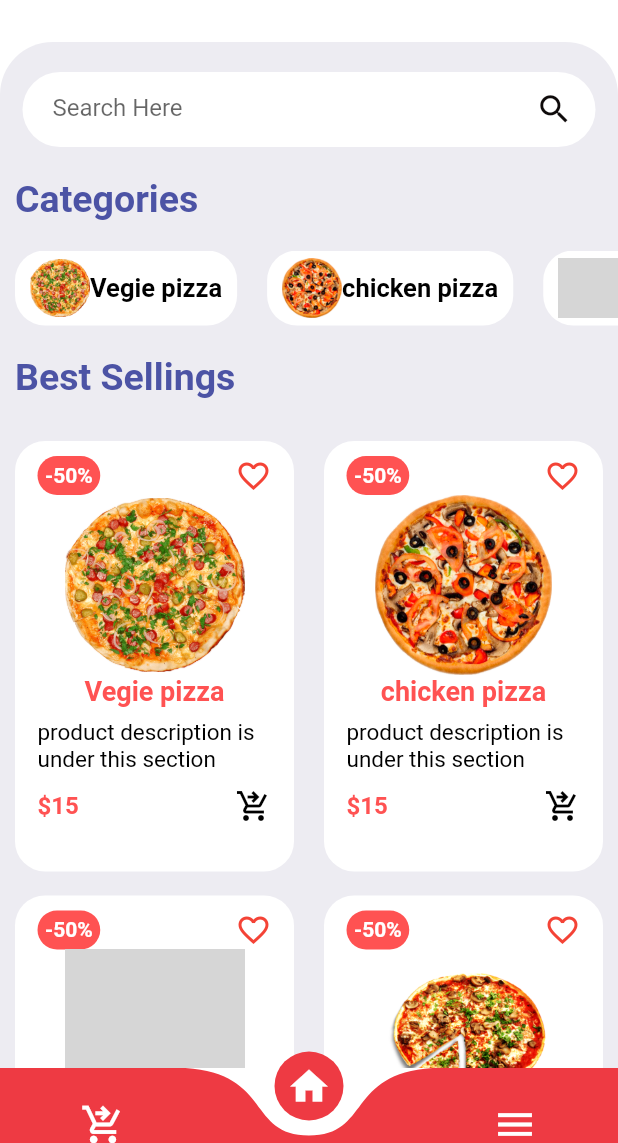
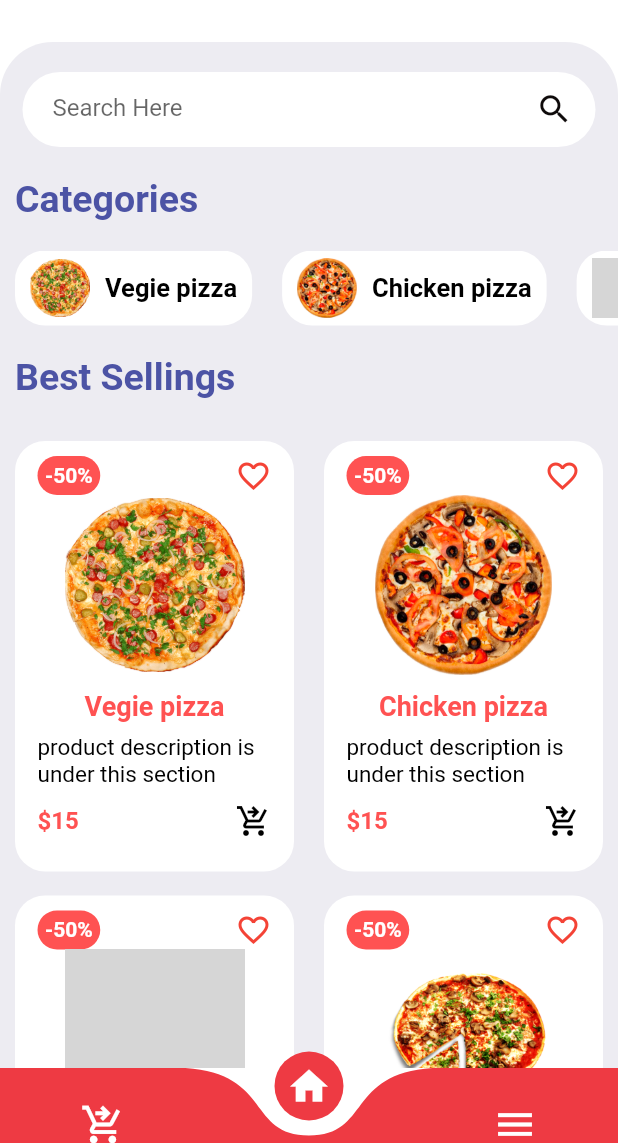
Before and after one commit to LakshanMaduranga/PizzaShoppingApp, a Flutter app: the screen it shows after launch, on a phone screen of 412 x 824 dp, the part 93-1236 px from its top. Run offline on Flutter 3.47's test engine with Material 2 defaults, Android fonts, the phone set to English and light mode, and no system bars; drawn by our look-alikes of curved_navigation_bar; our stand-ins replace flutter_rating_bar; missing offline and left inert: clippy_flutter; grey boxes are pictures that could not be loaded.

Commit message:
text field update

```diff
--- a/lib/widgets/CategoriesWidget.dart
+++ b/lib/widgets/CategoriesWidget.dart
@@ -5,8 +5,8 @@
   Widget build(BuildContext context) {
     List list = [
       "Vegie pizza",
-      "chicken pizza",
-      "cheese pizza",
+      "Chicken pizza",
+      "Cheese pizza",
       "Beef Pizza",
       "Beef Burger",
       "Sausage Burger",
@@ -38,8 +38,11 @@
                 width: 40,
                 height: 40,
                 ),
+
+                SizedBox(width: 10,),
                 Text(
-                    list[i-1],
+                  list[i-1],
+
                   style: TextStyle(
                     fontWeight: FontWeight.bold,
                     fontSize: 17,
--- a/lib/widgets/ItemsWidget.dart
+++ b/lib/widgets/ItemsWidget.dart
@@ -3,8 +3,8 @@
 class ItemsWidget extends StatelessWidget {
   List title = [
     "Vegie pizza",
-    "chicken pizza",
-    "cheese pizza",
+    "Chicken pizza",
+    "Cheese pizza",
     "Beef Pizza",
     "Beef Burger",
     "Sausage Burger",
@@ -69,6 +69,7 @@
                     width: 120,
                   ),
                 ),
+                SizedBox(height: 10,),
                 Container(
                   padding: EdgeInsets.only(bottom: 8),
                   // alignment: Alignment.centerLeft,
```
